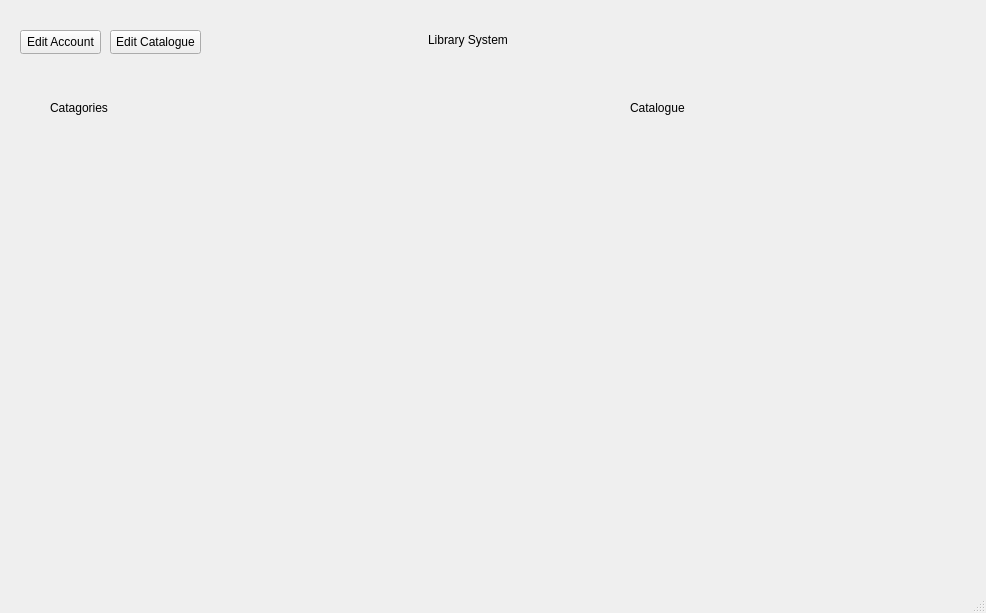
The window that LibraryInfoSystem/dashboardwindow.ui (Finnzag/Library-Info-System) describes before a commit, drawn with Qt 5.
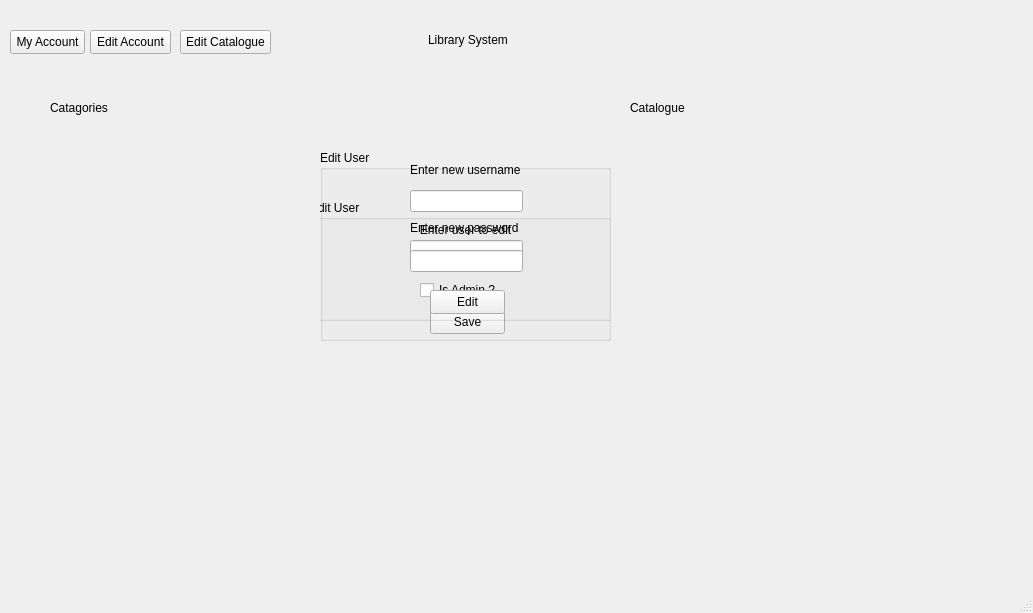
The same window after the commit.

Commit message: Started working on editing users

```diff
--- a/LibraryInfoSystem/dashboardwindow.ui
+++ b/LibraryInfoSystem/dashboardwindow.ui
@@ -6,7 +6,7 @@
    <rect>
     <x>0</x>
     <y>0</y>
-    <width>986</width>
+    <width>1033</width>
     <height>613</height>
    </rect>
   </property>
@@ -56,7 +56,7 @@
    <widget class="QPushButton" name="EditAccountButton">
     <property name="geometry">
      <rect>
-      <x>20</x>
+      <x>90</x>
       <y>30</y>
       <width>81</width>
       <height>24</height>
@@ -69,7 +69,7 @@
    <widget class="QPushButton" name="EditCatalogueButton">
     <property name="geometry">
      <rect>
-      <x>110</x>
+      <x>180</x>
       <y>30</y>
       <width>91</width>
       <height>24</height>
@@ -79,6 +79,153 @@
      <string>Edit Catalogue</string>
     </property>
    </widget>
+   <widget class="QPushButton" name="MyAccountButton">
+    <property name="geometry">
+     <rect>
+      <x>10</x>
+      <y>30</y>
+      <width>75</width>
+      <height>24</height>
+     </rect>
+    </property>
+    <property name="text">
+     <string>My Account</string>
+    </property>
+   </widget>
+   <widget class="QGroupBox" name="editUserBox">
+    <property name="geometry">
+     <rect>
+      <x>320</x>
+      <y>150</y>
+      <width>291</width>
+      <height>191</height>
+     </rect>
+    </property>
+    <property name="title">
+     <string>Edit User</string>
+    </property>
+    <widget class="QLineEdit" name="newUsernameEdit">
+     <property name="geometry">
+      <rect>
+       <x>90</x>
+       <y>40</y>
+       <width>113</width>
+       <height>22</height>
+      </rect>
+     </property>
+    </widget>
+    <widget class="QLineEdit" name="newPasswordEdit">
+     <property name="geometry">
+      <rect>
+       <x>90</x>
+       <y>90</y>
+       <width>113</width>
+       <height>22</height>
+      </rect>
+     </property>
+    </widget>
+    <widget class="QLabel" name="label_5">
+     <property name="geometry">
+      <rect>
+       <x>90</x>
+       <y>10</y>
+       <width>111</width>
+       <height>20</height>
+      </rect>
+     </property>
+     <property name="text">
+      <string>Enter new username</string>
+     </property>
+    </widget>
+    <widget class="QLabel" name="label_6">
+     <property name="geometry">
+      <rect>
+       <x>90</x>
+       <y>70</y>
+       <width>111</width>
+       <height>16</height>
+      </rect>
+     </property>
+     <property name="text">
+      <string>Enter new password</string>
+     </property>
+    </widget>
+    <widget class="QPushButton" name="saveDetailsButton">
+     <property name="geometry">
+      <rect>
+       <x>110</x>
+       <y>160</y>
+       <width>75</width>
+       <height>24</height>
+      </rect>
+     </property>
+     <property name="text">
+      <string>Save</string>
+     </property>
+    </widget>
+    <widget class="QCheckBox" name="adminCheckBox">
+     <property name="geometry">
+      <rect>
+       <x>100</x>
+       <y>130</y>
+       <width>76</width>
+       <height>20</height>
+      </rect>
+     </property>
+     <property name="text">
+      <string>Is Admin ?</string>
+     </property>
+    </widget>
+    <widget class="QGroupBox" name="userToEditBox">
+     <property name="geometry">
+      <rect>
+       <x>-10</x>
+       <y>50</y>
+       <width>321</width>
+       <height>121</height>
+      </rect>
+     </property>
+     <property name="title">
+      <string>Edit User</string>
+     </property>
+     <widget class="QLabel" name="label_4">
+      <property name="geometry">
+       <rect>
+        <x>80</x>
+        <y>20</y>
+        <width>141</width>
+        <height>20</height>
+       </rect>
+      </property>
+      <property name="text">
+       <string>         Enter user to edit</string>
+      </property>
+     </widget>
+     <widget class="QPushButton" name="pushButton">
+      <property name="geometry">
+       <rect>
+        <x>120</x>
+        <y>90</y>
+        <width>75</width>
+        <height>24</height>
+       </rect>
+      </property>
+      <property name="text">
+       <string>Edit</string>
+      </property>
+     </widget>
+     <widget class="QLineEdit" name="UserToEditInput">
+      <property name="geometry">
+       <rect>
+        <x>100</x>
+        <y>50</y>
+        <width>113</width>
+        <height>22</height>
+       </rect>
+      </property>
+     </widget>
+    </widget>
+   </widget>
   </widget>
   <widget class="QMenuBar" name="menubar">
    <property name="geometry">
```
Left out of the diff: 2 changed lines with no effect on the pictures. The commit also changes 3 other files.
